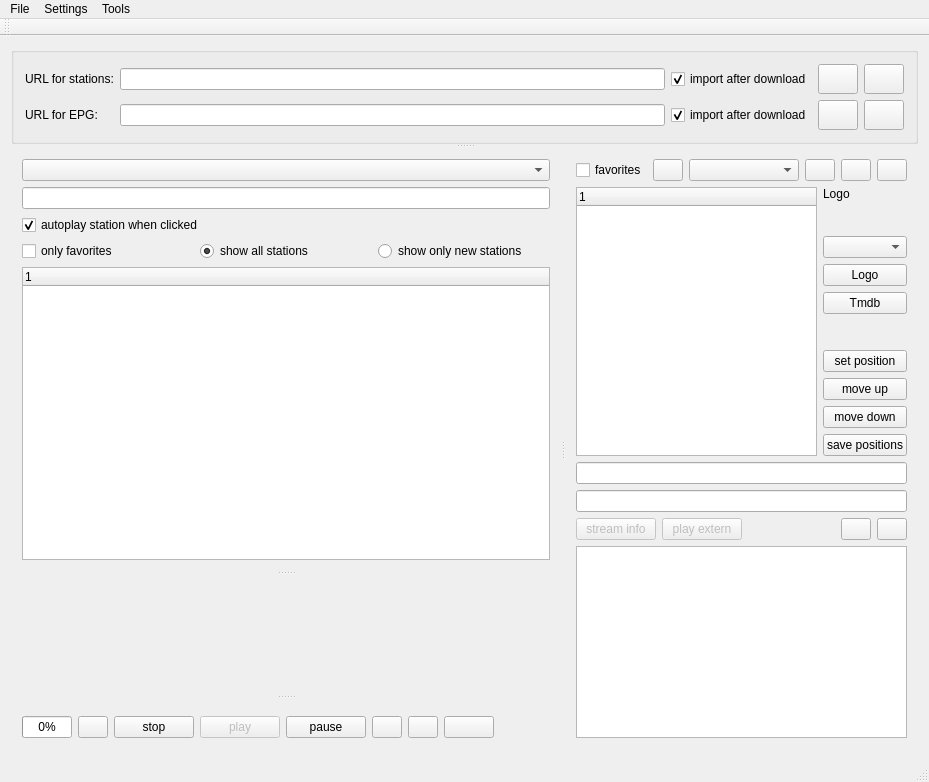
First picture: the form in mainwindow.ui, repository sgersing73/m3uMan, before the edit.
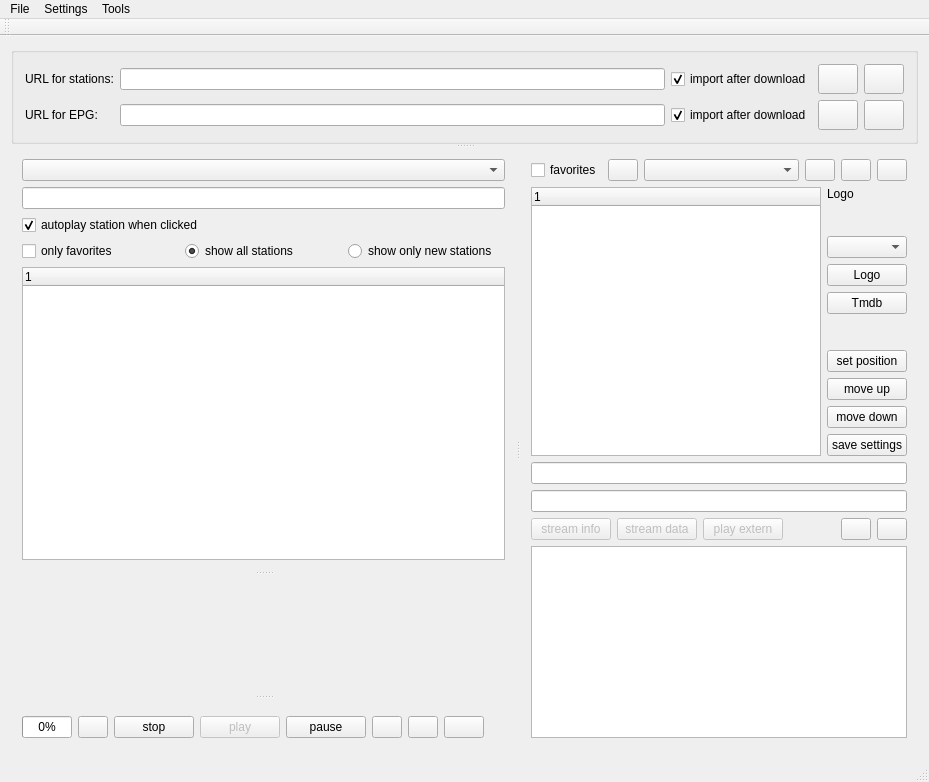
Second picture: the form after the edit. Icons and pictures are not drawn. Custom widgets are drawn as their Qt base class.

What changed in the file:
```diff
--- a/mainwindow.ui
+++ b/mainwindow.ui
@@ -689,7 +689,7 @@
                 <string>save playlist</string>
                </property>
                <property name="text">
-                <string>save positions</string>
+                <string>save settings</string>
                </property>
                <property name="icon">
                 <iconset resource="m3uMan.qrc">
@@ -722,7 +722,21 @@
              </property>
              <property name="icon">
               <iconset resource="m3uMan.qrc">
-               <normaloff>:/images/Ui/icons8-search-in-cloud-50.png</normaloff>:/images/Ui/icons8-search-in-cloud-50.png</iconset>
+               <normaloff>:/images/Ui/icons8-preview-pane-50.png</normaloff>:/images/Ui/icons8-preview-pane-50.png</iconset>
+             </property>
+            </widget>
+           </item>
+           <item>
+            <widget class="QPushButton" name="cmdGatherStreamData">
+             <property name="enabled">
+              <bool>false</bool>
+             </property>
+             <property name="text">
+              <string>stream data</string>
+             </property>
+             <property name="icon">
+              <iconset resource="m3uMan.qrc">
+               <normaloff>:/images/Ui/icons8-preview-pane-50.png</normaloff>:/images/Ui/icons8-preview-pane-50.png</iconset>
              </property>
             </widget>
            </item>
```
Left out of the diff: 4 changed lines with no effect on the pictures.
